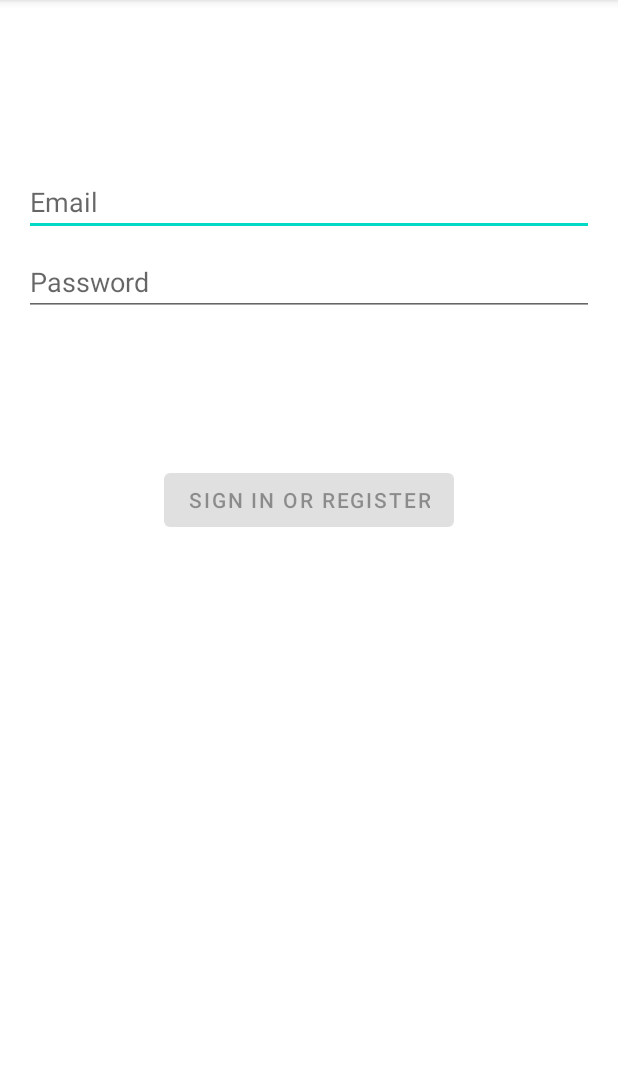
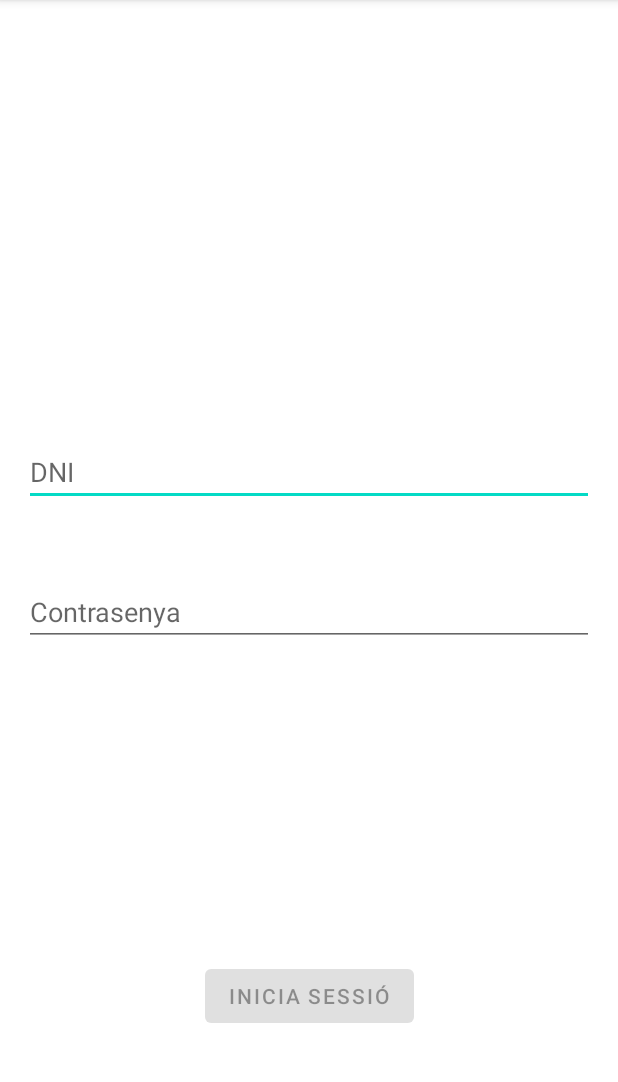
Before and after one commit to 1nf3r/ProdisComApp, an Android app: the screen it shows after launch (LoginActivity), on a phone screen of 412 x 824 dp, the part 84-1166 px from its top. Run offline under Robolectric (Android 15) with nearby library versions, the phone set to English and light mode, and no system bars.

Commit message:
Palabras cambiadas a catalan de Login

```diff
--- a/app/src/main/java/cat/copernic/jose/antonio/miranda/prodiscomtest/Menu_principal.kt
+++ b/app/src/main/java/cat/copernic/jose/antonio/miranda/prodiscomtest/Menu_principal.kt
@@ -19,11 +19,6 @@ class Menu_principal : Fragment() {
         Log.i("Login", "Si entra")
         _binding = FragmentMenuPrincipalBinding.inflate(inflater, container, false)
 
-        /*val binding = DataBindingUtil.inflate<FragmentTitleBinding>(
-            inflater,
-            R.layout.fragment_menu_principal, container, false
-        ) */
-        //return inflater.inflate(R.layout.fragment_menu_principal, container, false)
         return binding.root
     }
 
--- a/app/src/main/res/layout/activity_login.xml
+++ b/app/src/main/res/layout/activity_login.xml
@@ -15,7 +15,7 @@
         android:id="@+id/username"
         android:layout_width="0dp"
         android:layout_height="wrap_content"
-        android:layout_marginTop="96dp"
+        android:layout_marginTop="276dp"
         android:hint="@string/prompt_email"
         android:inputType="textEmailAddress"
         android:selectAllOnFocus="true"
@@ -23,17 +23,20 @@
         app:layout_constraintStart_toStartOf="parent"
         app:layout_constraintTop_toTopOf="parent" />
 
+
+
     <EditText
         android:id="@+id/password"
         android:layout_width="0dp"
         android:layout_height="wrap_content"
-        android:layout_marginTop="8dp"
+        android:layout_marginTop="48dp"
         android:hint="@string/prompt_password"
         android:imeActionLabel="@string/action_sign_in_short"
         android:imeOptions="actionDone"
         android:inputType="textPassword"
         android:selectAllOnFocus="true"
         app:layout_constraintEnd_toEndOf="parent"
+        app:layout_constraintHorizontal_bias="0.968"
         app:layout_constraintStart_toStartOf="parent"
         app:layout_constraintTop_toBottomOf="@+id/username" />
 
@@ -42,15 +45,15 @@
         android:layout_width="wrap_content"
         android:layout_height="wrap_content"
         android:layout_gravity="start"
-        android:layout_marginTop="16dp"
         android:layout_marginBottom="64dp"
         android:enabled="false"
         android:text="@string/action_sign_in"
         app:layout_constraintBottom_toBottomOf="parent"
         app:layout_constraintEnd_toEndOf="parent"
         app:layout_constraintStart_toStartOf="parent"
-        app:layout_constraintTop_toBottomOf="@+id/password"
-        app:layout_constraintVertical_bias="0.2" />
+        app:layout_constraintTop_toBottomOf="@+id/outlined_text_input_layout"
+        app:layout_constraintVertical_bias="0.525"
+        tools:ignore="UnknownId" />
 
     <ProgressBar
         android:id="@+id/loading"
--- a/app/src/main/res/values/strings.xml
+++ b/app/src/main/res/values/strings.xml
@@ -1,19 +1,19 @@
 <resources>
     <string name="app_name">ProdisCom</string>
     <!-- Strings related to login -->
-    <string name="prompt_email">Email</string>
-    <string name="prompt_password">Password</string>
-    <string name="action_sign_in">Sign in or register</string>
-    <string name="action_sign_in_short">Sign in</string>
-    <string name="welcome">"Welcome !"</string>
-    <string name="invalid_username">Not a valid username</string>
-    <string name="invalid_password">Password must be >5 characters</string>
+    <string name="prompt_email">DNI</string>
+    <string name="prompt_password">Contrasenya</string>
+    <string name="action_sign_in">Inicia Sessió</string>
+    <string name="action_sign_in_short">Inicia Sessió</string>
+    <string name="welcome">"Benvingut !"</string>
+    <string name="invalid_username">Usuari no valid</string>
+    <string name="invalid_password">Contrasenya ha de tenir minim 4 digits</string>
     <string name="login_failed">"Login failed"</string>
     <!-- TODO: Remove or change this placeholder text -->
     <string name="hello_blank_fragment">Hello blank fragment</string>
-    <string name="que_quieres_hacer">¿Que quieres hacer?</string>
-    <string name="autorizaciones">Autorizaciones</string>
-    <string name="usuarios">Usuarios</string>
-    <string name="salir_de_la_app">Salir de la App</string>
+    <string name="que_quieres_hacer">¿Que vols fer?</string>
+    <string name="autorizaciones">Autortizacions</string>
+    <string name="usuarios">Usuaris</string>
+    <string name="salir_de_la_app">Sortir de la App</string>
     <string name="todo">TODO</string>
 </resources>
```
